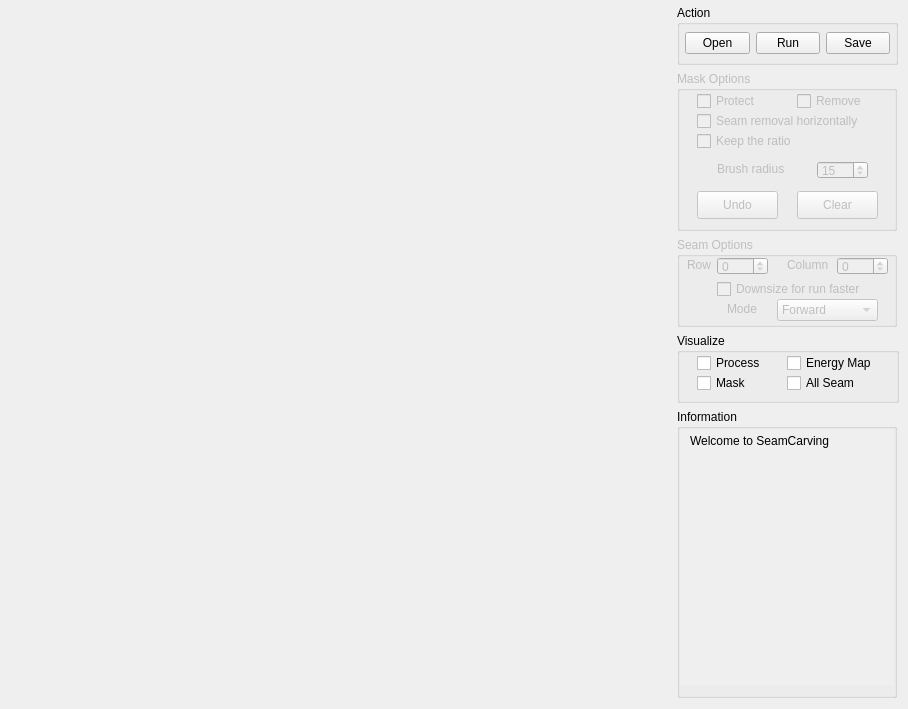
Above: seam_carving_gui.ui from zoxuandinhzo/seam-carving-with-pyqt5 before the change. Below: the same form after it.
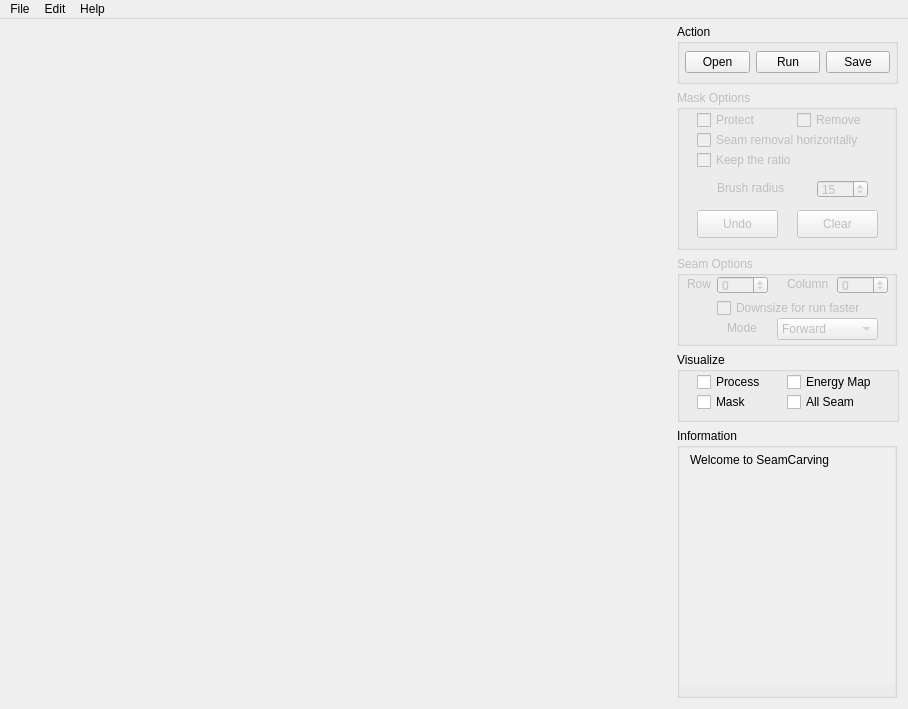
That is the form after the change.

Commit message: add menubar and shortcut

Diff of the .ui file:
```diff
--- a/seam_carving_gui.ui
+++ b/seam_carving_gui.ui
@@ -645,6 +645,32 @@
      <height>26</height>
     </rect>
    </property>
+   <widget class="QMenu" name="menuFile">
+    <property name="title">
+     <string>File</string>
+    </property>
+    <addaction name="act_open_2"/>
+    <addaction name="act_save"/>
+    <addaction name="separator"/>
+    <addaction name="act_exit"/>
+   </widget>
+   <widget class="QMenu" name="menuHelp">
+    <property name="title">
+     <string>Help</string>
+    </property>
+    <addaction name="act_support"/>
+    <addaction name="act_report"/>
+    <addaction name="separator"/>
+    <addaction name="act_about"/>
+   </widget>
+   <widget class="QMenu" name="menuEdit">
+    <property name="title">
+     <string>Edit</string>
+    </property>
+   </widget>
+   <addaction name="menuFile"/>
+   <addaction name="menuEdit"/>
+   <addaction name="menuHelp"/>
   </widget>
   <action name="act_open">
    <property name="text">
```
Left out of the diff: 42 changed lines with no effect on the pictures. The commit also changes 1 other file.
